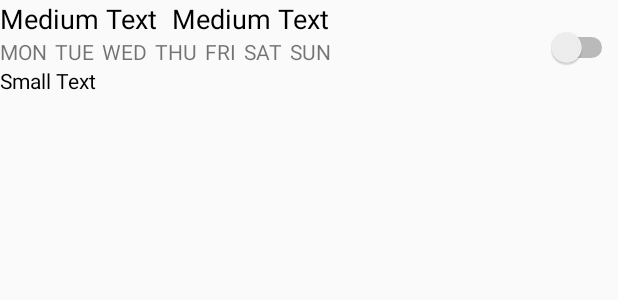
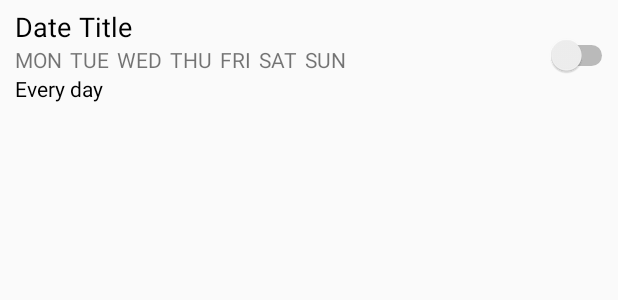
Before and after one commit to jonisuh/BeaconAlerterAndroid, an Android app: the layout alertlist_cell.xml on its own in the app's theme, with its tools: preview values and no code run, on a phone screen of 412 x 824 dp. Shown: the top 300 px of the screen. Run offline under Robolectric (Android 15) with nearby library versions, the phone set to English and light mode, and no system bars.

Commit message:
Implemented alert view cursoradapter

```diff
--- a/app/src/main/res/layout/alertlist_cell.xml
+++ b/app/src/main/res/layout/alertlist_cell.xml
@@ -18,37 +18,43 @@
             <LinearLayout
                 android:orientation="horizontal"
                 android:layout_width="match_parent"
-                android:layout_height="wrap_content">
+                android:layout_height="wrap_content"
+                android:layout_marginTop="5dp">
 
                 <TextView
                     android:layout_width="wrap_content"
                     android:layout_height="wrap_content"
                     android:textAppearance="?android:attr/textAppearanceMedium"
-                    android:text="Medium Text"
-                    android:id="@+id/textView2"
-                    android:paddingRight="10dp"
-                    android:textColor="#000000" />
+                    android:text="Date"
+                    android:id="@+id/cell_time_view"
+                    android:textColor="#000000"
+                    android:layout_marginLeft="10dp" />
 
                 <TextView
                     android:layout_width="wrap_content"
                     android:layout_height="wrap_content"
                     android:textAppearance="?android:attr/textAppearanceMedium"
-                    android:text="Medium Text"
-                    android:id="@+id/textView3"
-                    android:textColor="#000000" />
+                    android:text="Title"
+                    android:id="@+id/cell_title_view"
+                    android:paddingRight="10dp"
+                    android:textColor="#000000"
+                    android:layout_marginLeft="5dp" />
+
             </LinearLayout>
 
             <LinearLayout
                 android:orientation="horizontal"
                 android:layout_width="match_parent"
-                android:layout_height="wrap_content">
+                android:layout_height="wrap_content"
+                android:id="@+id/cell_days_container"
+                android:layout_marginLeft="10dp">
 
                 <TextView
                     android:layout_width="wrap_content"
                     android:layout_height="wrap_content"
                     android:textAppearance="?android:attr/textAppearanceSmall"
                     android:text="MON"
-                    android:id="@+id/textView4"
+                    android:id="@+id/cell_day_0"
                     android:paddingRight="5dp" />
 
                 <TextView
@@ -56,7 +62,7 @@
                     android:layout_height="wrap_content"
                     android:textAppearance="?android:attr/textAppearanceSmall"
                     android:text="TUE"
-                    android:id="@+id/textView5"
+                    android:id="@+id/cell_day_1"
                     android:paddingRight="5dp" />
 
                 <TextView
@@ -64,7 +70,7 @@
                     android:layout_height="wrap_content"
                     android:textAppearance="?android:attr/textAppearanceSmall"
                     android:text="WED"
-                    android:id="@+id/textView6"
+                    android:id="@+id/cell_day_2"
                     android:paddingRight="5dp" />
 
                 <TextView
@@ -72,7 +78,7 @@
                     android:layout_height="wrap_content"
                     android:textAppearance="?android:attr/textAppearanceSmall"
                     android:text="THU"
-                    android:id="@+id/textView7"
+                    android:id="@+id/cell_day_3"
                     android:paddingRight="5dp" />
 
                 <TextView
@@ -80,7 +86,7 @@
                     android:layout_height="wrap_content"
                     android:textAppearance="?android:attr/textAppearanceSmall"
                     android:text="FRI"
-                    android:id="@+id/textView8"
+                    android:id="@+id/cell_day_4"
                     android:paddingRight="5dp" />
 
                 <TextView
@@ -88,7 +94,7 @@
                     android:layout_height="wrap_content"
                     android:textAppearance="?android:attr/textAppearanceSmall"
                     android:text="SAT"
-                    android:id="@+id/textView9"
+                    android:id="@+id/cell_day_5"
                     android:paddingRight="5dp" />
 
                 <TextView
@@ -96,7 +102,7 @@
                     android:layout_height="wrap_content"
                     android:textAppearance="?android:attr/textAppearanceSmall"
                     android:text="SUN"
-                    android:id="@+id/textView10"
+                    android:id="@+id/cell_day_6"
                     android:paddingRight="5dp" />
             </LinearLayout>
 
@@ -104,16 +110,19 @@
                 android:layout_width="match_parent"
                 android:layout_height="wrap_content"
                 android:textAppearance="?android:attr/textAppearanceSmall"
-                android:text="Small Text"
-                android:id="@+id/textView11"
-                android:textColor="#000000" />
+                android:text="Every day"
+                android:id="@+id/cell_long_info_view"
+                android:textColor="#000000"
+                android:layout_marginLeft="10dp"
+                android:layout_marginBottom="5dp" />
 
         </LinearLayout>
 
         <Switch
             android:layout_width="wrap_content"
             android:layout_height="match_parent"
-            android:id="@+id/switch1" />
+            android:id="@+id/cell_enable_switch"
+            android:checked="false" />
     </LinearLayout>
 
 </RelativeLayout>
```
Also changed, not shown: app/src/main/java/com/example/joni/beaconalerterandroid/AlertsCursorAdapter.java (added, +120 -0 lines), app/src/main/java/com/example/joni/beaconalerterandroid/MainActivity.java (+71 -1 lines), app/src/main/java/com/example/joni/beaconalerterandroid/jsonentities/Alert.java (+12 -2 lines).
